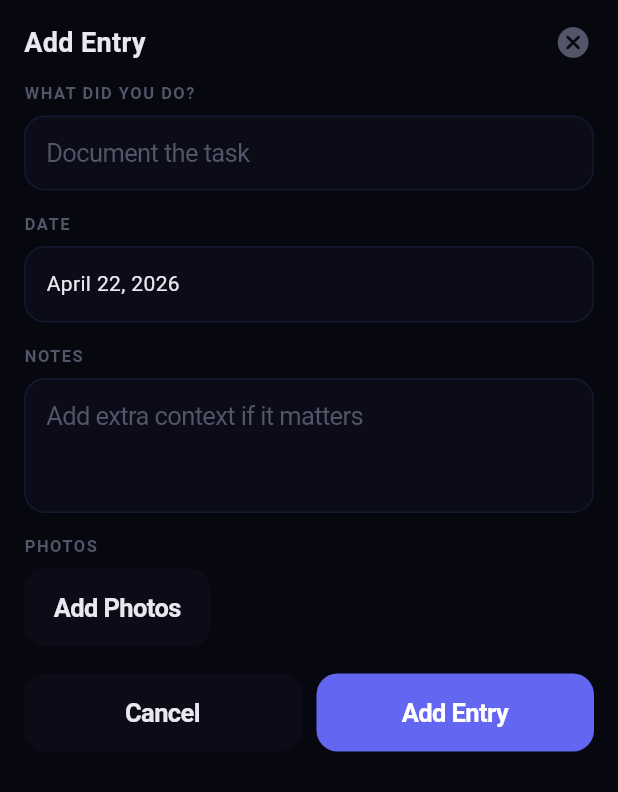
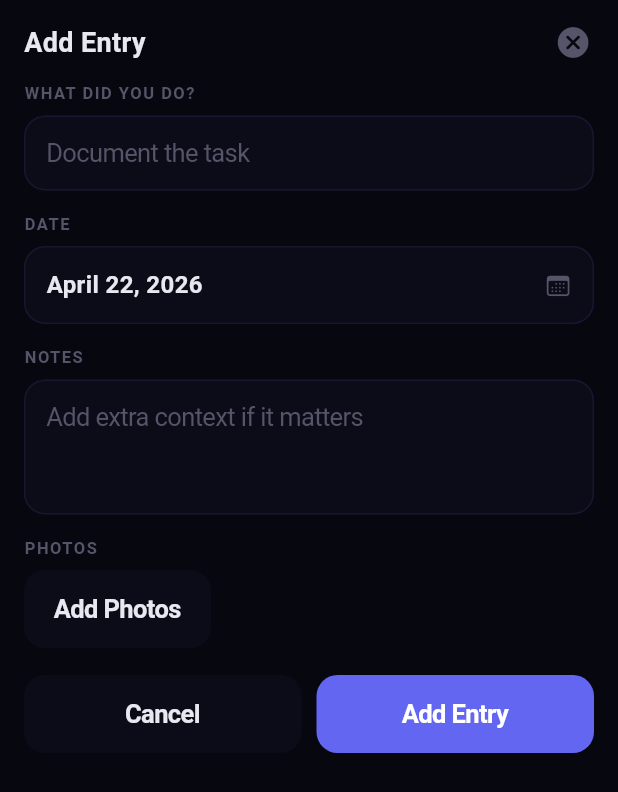
Before and after one commit to un1xr00t/journal-intelligence-ios, a Flutter app: the _EntrySheet widget shown alone on an empty page, opened directly, on a phone screen of 412 x 824 dp. Shown: the top 792 px of the screen. Run offline on Flutter 3.47's test engine with Material 3 defaults, Android fonts, the light colour scheme and no system bars; our stand-ins replace cookie_jar, dio, dio_cookie_manager, file_picker, flutter_markdown, flutter_secure_storage and 3 more; missing offline and left inert: adaptive_platform_ui; accounts and stored records are empty; network calls fail.

Commit message:
fix: clean up Proof Vault entry form underline artifacts and reduce oversized date display - update lib/screens/proof_vault_screen.dart to remove unwanted text decoration styling inside the Proof Vault modal so sheet titles, field labels, and form text no longer pick up the yellow underline artifact - update the shared _VaultTextField in lib/screens/proof_vault_screen.dart to disable autocorrect and suggestions for Proof Vault form fields and explicitly set text/placeholder styles without text decoration - update the Notes fields in both the add-entry and quick-log sheets in lib/screens/proof_vault_screen.dart to use the same no-underline text styling and input behavior - restyle the Date controls in the add-entry and quick-log sheets in lib/screens/proof_vault_screen.dart from plain large text blocks into compact single-line rows with ellipsis handling and a calendar icon so the selected date no longer appears excessively large - keep all changes aligned with the existing JournalColors-based design system and existing Proof Vault sheet layout patterns - verify the screen compiles cleanly with flutter analyze lib/screens/proof_vault_screen.dart
- files changed:
- lib/screens/proof_vault_screen.dart

```diff
--- a/lib/screens/proof_vault_screen.dart
+++ b/lib/screens/proof_vault_screen.dart
@@ -1637,15 +1637,34 @@ class _EntrySheetState extends State<_EntrySheet> {
             },
             child: Container(
               width: double.infinity,
-              padding: const EdgeInsets.symmetric(horizontal: 14, vertical: 14),
+              padding: const EdgeInsets.symmetric(horizontal: 14, vertical: 13),
               decoration: BoxDecoration(
                 color: JournalColors.bgSurface,
                 borderRadius: BorderRadius.circular(14),
                 border: Border.all(color: JournalColors.border),
               ),
-              child: Text(
-                DateFormat('MMMM d, yyyy').format(_date),
-                style: const TextStyle(color: JournalColors.textPrimary),
+              child: Row(
+                children: [
+                  Expanded(
+                    child: Text(
+                      DateFormat('MMMM d, yyyy').format(_date),
+                      maxLines: 1,
+                      overflow: TextOverflow.ellipsis,
+                      style: const TextStyle(
+                        color: JournalColors.textPrimary,
+                        fontSize: 16,
+                        fontWeight: FontWeight.w600,
+                        decoration: TextDecoration.none,
+                      ),
+                    ),
+                  ),
+                  const SizedBox(width: 10),
+                  const Icon(
+                    CupertinoIcons.calendar,
+                    color: JournalColors.textMuted,
+                    size: 18,
+                  ),
+                ],
               ),
             ),
           ),
@@ -1653,12 +1672,20 @@ class _EntrySheetState extends State<_EntrySheet> {
           const _FieldLabel('Notes'),
           CupertinoTextField(
             controller: _notes,
+            autocorrect: false,
+            enableSuggestions: false,
             minLines: 3,
             maxLines: 5,
             padding: const EdgeInsets.all(14),
-            style: const TextStyle(color: JournalColors.textPrimary),
+            style: const TextStyle(
+              color: JournalColors.textPrimary,
+              decoration: TextDecoration.none,
+            ),
             placeholder: 'Add extra context if it matters',
-            placeholderStyle: const TextStyle(color: JournalColors.textMuted),
+            placeholderStyle: const TextStyle(
+              color: JournalColors.textMuted,
+              decoration: TextDecoration.none,
+            ),
             decoration: BoxDecoration(
               color: JournalColors.bgSurface,
               borderRadius: BorderRadius.circular(14),
@@ -1831,15 +1858,34 @@ class _QuickLogSheetState extends State<_QuickLogSheet> {
             },
             child: Container(
               width: double.infinity,
-              padding: const EdgeInsets.symmetric(horizontal: 14, vertical: 14),
+              padding: const EdgeInsets.symmetric(horizontal: 14, vertical: 13),
               decoration: BoxDecoration(
                 color: JournalColors.bgSurface,
                 borderRadius: BorderRadius.circular(14),
                 border: Border.all(color: JournalColors.border),
               ),
-              child: Text(
-                DateFormat('MMMM d, yyyy').format(_date),
-                style: const TextStyle(color: JournalColors.textPrimary),
+              child: Row(
+                children: [
+                  Expanded(
+                    child: Text(
+                      DateFormat('MMMM d, yyyy').format(_date),
+                      maxLines: 1,
+                      overflow: TextOverflow.ellipsis,
+                      style: const TextStyle(
+                        color: JournalColors.textPrimary,
+                        fontSize: 16,
+                        fontWeight: FontWeight.w600,
+                        decoration: TextDecoration.none,
+                      ),
+                    ),
+                  ),
+                  const SizedBox(width: 10),
+                  const Icon(
+                    CupertinoIcons.calendar,
+                    color: JournalColors.textMuted,
+                    size: 18,
+                  ),
+                ],
               ),
             ),
           ),
@@ -1847,12 +1893,20 @@ class _QuickLogSheetState extends State<_QuickLogSheet> {
           const _FieldLabel('Notes'),
           CupertinoTextField(
             controller: _notes,
+            autocorrect: false,
+            enableSuggestions: false,
             minLines: 2,
             maxLines: 4,
             padding: const EdgeInsets.all(14),
-            style: const TextStyle(color: JournalColors.textPrimary),
+            style: const TextStyle(
+              color: JournalColors.textPrimary,
+              decoration: TextDecoration.none,
+            ),
             placeholder: 'Optional context',
-            placeholderStyle: const TextStyle(color: JournalColors.textMuted),
+            placeholderStyle: const TextStyle(
+              color: JournalColors.textMuted,
+              decoration: TextDecoration.none,
+            ),
             decoration: BoxDecoration(
               color: JournalColors.bgSurface,
               borderRadius: BorderRadius.circular(14),
@@ -1983,6 +2037,7 @@ class _VaultSheet extends StatelessWidget {
                         color: JournalColors.textPrimary,
                         fontSize: 18,
                         fontWeight: FontWeight.w700,
+                        decoration: TextDecoration.none,
                       ),
                     ),
                     const Spacer(),
@@ -2025,6 +2080,7 @@ class _FieldLabel extends StatelessWidget {
           fontSize: 11,
           fontWeight: FontWeight.w700,
           letterSpacing: 1.0,
+          decoration: TextDecoration.none,
         ),
       ),
     );
@@ -2044,10 +2100,18 @@ class _VaultTextField extends StatelessWidget {
   Widget build(BuildContext context) {
     return CupertinoTextField(
       controller: controller,
+      autocorrect: false,
+      enableSuggestions: false,
       padding: const EdgeInsets.symmetric(horizontal: 14, vertical: 14),
-      style: const TextStyle(color: JournalColors.textPrimary),
+      style: const TextStyle(
+        color: JournalColors.textPrimary,
+        decoration: TextDecoration.none,
+      ),
       placeholder: placeholder,
-      placeholderStyle: const TextStyle(color: JournalColors.textMuted),
+      placeholderStyle: const TextStyle(
+        color: JournalColors.textMuted,
+        decoration: TextDecoration.none,
+      ),
       decoration: BoxDecoration(
         color: JournalColors.bgSurface,
         borderRadius: BorderRadius.circular(14),
```
